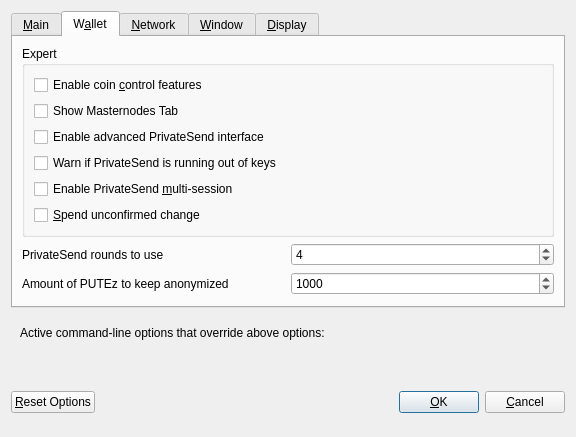
Qt form src/qt/forms/optionsdialog.ui (minblock/compute) before a commit.
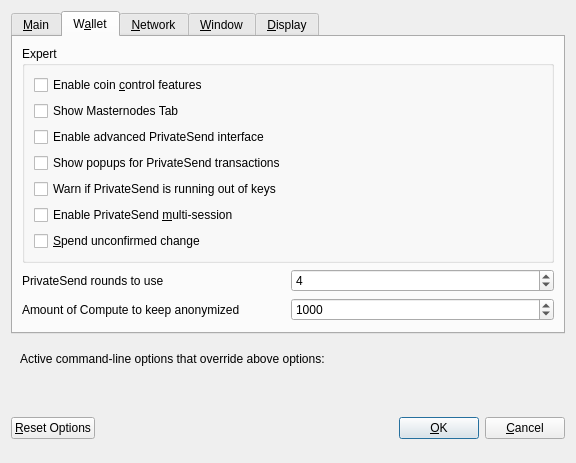
The same form after that commit. The open tabs and pages were chosen to show the change. Custom widgets are drawn as their Qt base class.

```diff
--- a/src/qt/forms/optionsdialog.ui
+++ b/src/qt/forms/optionsdialog.ui
@@ -173,6 +173,16 @@
             </property>
            </widget>
           </item>
+          <item>
+           <widget class="QCheckBox" name="showPrivateSendPopups">
+            <property name="toolTip">
+             <string>Show system popups for PrivateSend mixing transactions&lt;br/&gt;just like for all other transaction types.</string>
+            </property>
+            <property name="text">
+             <string>Show popups for PrivateSend transactions</string>
+            </property>
+           </widget>
+          </item>
           <item>
            <widget class="QCheckBox" name="lowKeysWarning">
             <property name="toolTip">
@@ -224,7 +234,7 @@
             <number>2</number>
            </property>
            <property name="maximum">
-            <number>8</number>
+            <number>16</number>
            </property>
            <property name="value">
             <number>4</number>
@@ -253,7 +263,7 @@
             <string notr="true"/>
            </property>
            <property name="text">
-            <string>Amount of PUTEz to keep anonymized</string>
+            <string>Amount of Compute to keep anonymized</string>
            </property>
           </widget>
          </item>
```
